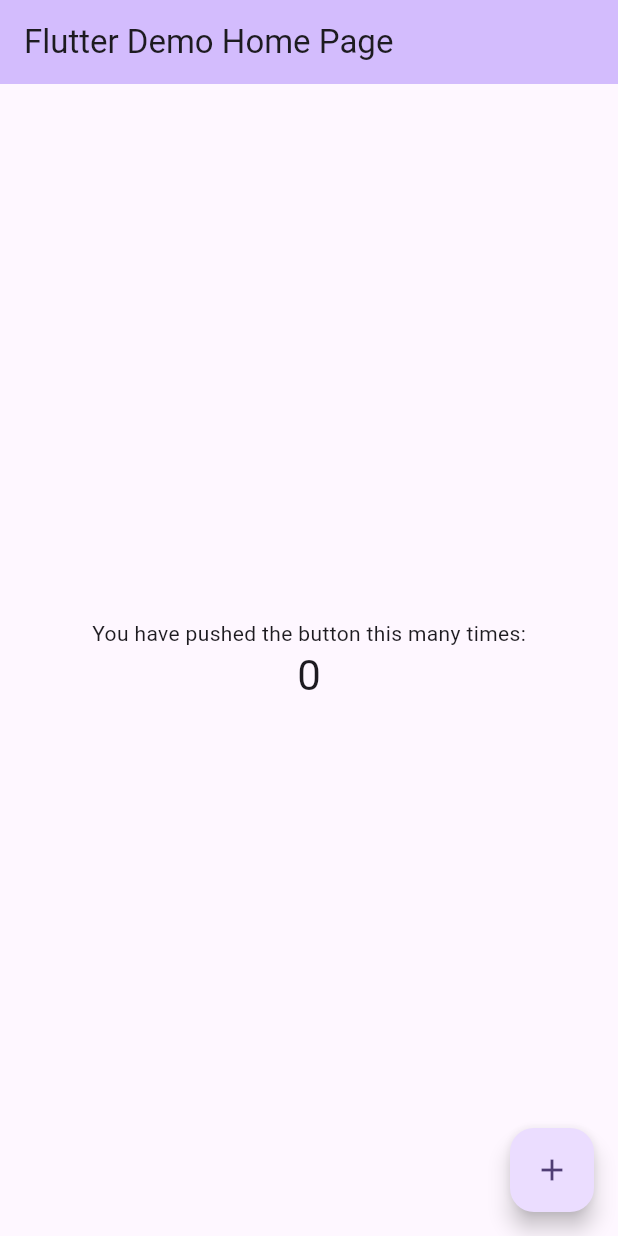
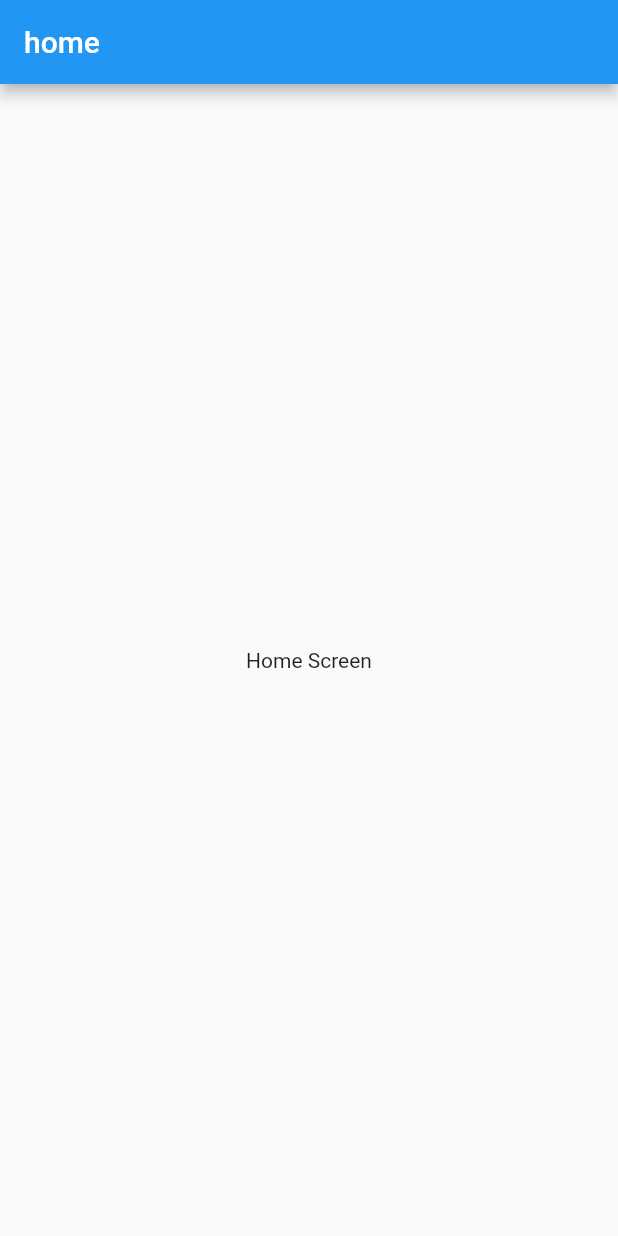
Before and after one commit to josuemedinaguerrero/flutter-push-notifications, a Flutter app: the screen it shows after launch, on a phone screen of 412 x 824 dp. Run offline on Flutter 3.47's test engine with Material 2 defaults, Android fonts, the phone set to English and light mode, and no system bars.

Commit message:
screen added

```diff
--- a/lib/main.dart
+++ b/lib/main.dart
@@ -1,125 +1,21 @@
 import 'package:flutter/material.dart';
+import 'package:notificaciones/screens/screens.dart';
 
-void main() {
-  runApp(const MyApp());
-}
+void main() => runApp(const MyApp());
 
 class MyApp extends StatelessWidget {
   const MyApp({super.key});
 
-  // This widget is the root of your application.
   @override
   Widget build(BuildContext context) {
     return MaterialApp(
-      title: 'Flutter Demo',
-      theme: ThemeData(
-        // This is the theme of your application.
-        //
-        // TRY THIS: Try running your application with "flutter run". You'll see
-        // the application has a blue toolbar. Then, without quitting the app,
-        // try changing the seedColor in the colorScheme below to Colors.green
-        // and then invoke "hot reload" (save your changes or press the "hot
-        // reload" button in a Flutter-supported IDE, or press "r" if you used
-        // the command line to start the app).
-        //
-        // Notice that the counter didn't reset back to zero; the application
-        // state is not lost during the reload. To reset the state, use hot
-        // restart instead.
-        //
-        // This works for code too, not just values: Most code changes can be
-        // tested with just a hot reload.
-        colorScheme: ColorScheme.fromSeed(seedColor: Colors.deepPurple),
-        useMaterial3: true,
-      ),
-      home: const MyHomePage(title: 'Flutter Demo Home Page'),
+      debugShowCheckedModeBanner: false,
+      title: 'Material App',
+      initialRoute: 'home',
+      routes: {
+        'home': (_) => const HomeScreen(),
+        'message': (_) => const MessageScreen(),
+      },
     );
   }
 }
-
-class MyHomePage extends StatefulWidget {
-  const MyHomePage({super.key, required this.title});
-
-  // This widget is the home page of your application. It is stateful, meaning
-  // that it has a State object (defined below) that contains fields that affect
-  // how it looks.
-
-  // This class is the configuration for the state. It holds the values (in this
-  // case the title) provided by the parent (in this case the App widget) and
-  // used by the build method of the State. Fields in a Widget subclass are
-  // always marked "final".
-
-  final String title;
-
-  @override
-  State<MyHomePage> createState() => _MyHomePageState();
-}
-
-class _MyHomePageState extends State<MyHomePage> {
-  int _counter = 0;
-
-  void _incrementCounter() {
-    setState(() {
-      // This call to setState tells the Flutter framework that something has
-      // changed in this State, which causes it to rerun the build method below
-      // so that the display can reflect the updated values. If we changed
-      // _counter without calling setState(), then the build method would not be
-      // called again, and so nothing would appear to happen.
-      _counter++;
-    });
-  }
-
-  @override
-  Widget build(BuildContext context) {
-    // This method is rerun every time setState is called, for instance as done
-    // by the _incrementCounter method above.
-    //
-    // The Flutter framework has been optimized to make rerunning build methods
-    // fast, so that you can just rebuild anything that needs updating rather
-    // than having to individually change instances of widgets.
-    return Scaffold(
-      appBar: AppBar(
-        // TRY THIS: Try changing the color here to a specific color (to
-        // Colors.amber, perhaps?) and trigger a hot reload to see the AppBar
-        // change color while the other colors stay the same.
-        backgroundColor: Theme.of(context).colorScheme.inversePrimary,
-        // Here we take the value from the MyHomePage object that was created by
-        // the App.build method, and use it to set our appbar title.
-        title: Text(widget.title),
-      ),
-      body: Center(
-        // Center is a layout widget. It takes a single child and positions it
-        // in the middle of the parent.
-        child: Column(
-          // Column is also a layout widget. It takes a list of children and
-          // arranges them vertically. By default, it sizes itself to fit its
-          // children horizontally, and tries to be as tall as its parent.
-          //
-          // Column has various properties to control how it sizes itself and
-          // how it positions its children. Here we use mainAxisAlignment to
-          // center the children vertically; the main axis here is the vertical
-          // axis because Columns are vertical (the cross axis would be
-          // horizontal).
-          //
-          // TRY THIS: Invoke "debug painting" (choose the "Toggle Debug Paint"
-          // action in the IDE, or press "p" in the console), to see the
-          // wireframe for each widget.
-          mainAxisAlignment: MainAxisAlignment.center,
-          children: <Widget>[
-            const Text(
-              'You have pushed the button this many times:',
-            ),
-            Text(
-              '$_counter',
-              style: Theme.of(context).textTheme.headlineMedium,
-            ),
-          ],
-        ),
-      ),
-      floatingActionButton: FloatingActionButton(
-        onPressed: _incrementCounter,
-        tooltip: 'Increment',
-        child: const Icon(Icons.add),
-      ), // This trailing comma makes auto-formatting nicer for build methods.
-    );
-  }
-}
--- /dev/null
+++ b/lib/screens/home_screen.dart
@@ -0,0 +1,13 @@
+import 'package:flutter/material.dart';
+
+class HomeScreen extends StatelessWidget {
+  const HomeScreen({super.key});
+
+  @override
+  Widget build(BuildContext context) {
+    return Scaffold(
+      appBar: AppBar(title: const Text('home')),
+      body: const Center(child: Text('Home Screen')),
+    );
+  }
+}
--- /dev/null
+++ b/lib/screens/message_screen.dart
@@ -0,0 +1,13 @@
+import 'package:flutter/material.dart';
+
+class MessageScreen extends StatelessWidget {
+  const MessageScreen({super.key});
+
+  @override
+  Widget build(BuildContext context) {
+    return Scaffold(
+      appBar: AppBar(title: const Text('Message')),
+      body: const Center(child: Text('Message Screen')),
+    );
+  }
+}
--- /dev/null
+++ b/lib/screens/screens.dart
@@ -0,0 +1,2 @@
+export 'package:notificaciones/screens/home_screen.dart';
+export 'package:notificaciones/screens/message_screen.dart';
```
